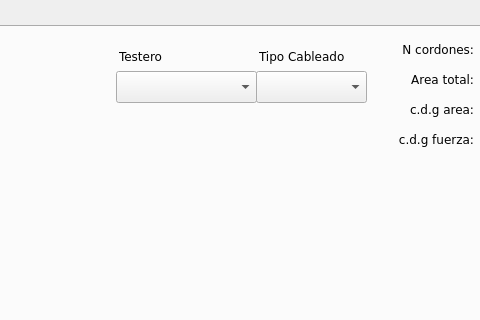
Old version of the form ui_files/herramienta_trapecios_v8.ui in the repository Sady-Guzman/herramienta_practica; both pictures show x 513 to 993 and y 0 to 320 of the 1125 by 680 pixel window.
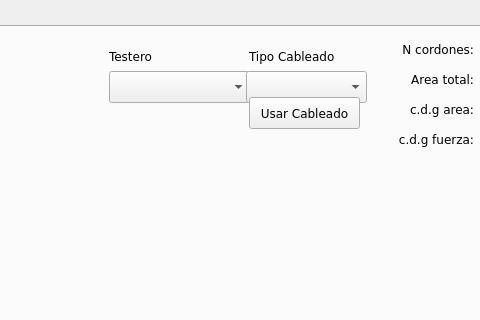
New version of the form.

Commit message: funciona carga de tios cableado segun pieza cargada

What changed in the file:
```diff
--- a/ui_files/herramienta_trapecios_v8.ui
+++ b/ui_files/herramienta_trapecios_v8.ui
@@ -682,7 +682,7 @@
     <widget class="QLabel" name="tab2_label_testero">
      <property name="geometry">
       <rect>
-       <x>620</x>
+       <x>610</x>
        <y>20</y>
        <width>113</width>
        <height>18</height>
@@ -695,7 +695,7 @@
     <widget class="QComboBox" name="tab2_combo_testero">
      <property name="geometry">
       <rect>
-       <x>617</x>
+       <x>610</x>
        <y>44</y>
        <width>141</width>
        <height>32</height>
@@ -705,9 +705,9 @@
     <widget class="QComboBox" name="tab2_combo_preset">
      <property name="geometry">
       <rect>
-       <x>757</x>
+       <x>747</x>
        <y>44</y>
-       <width>111</width>
+       <width>121</width>
        <height>32</height>
       </rect>
      </property>
@@ -715,7 +715,7 @@
     <widget class="QLabel" name="tab2_label_preset">
      <property name="geometry">
       <rect>
-       <x>760</x>
+       <x>750</x>
        <y>20</y>
        <width>112</width>
        <height>18</height>
@@ -725,6 +725,19 @@
       <string>Tipo Cableado</string>
      </property>
     </widget>
+    <widget class="QPushButton" name="tab2_btn_aplicar_preset">
+     <property name="geometry">
+      <rect>
+       <x>750</x>
+       <y>70</y>
+       <width>111</width>
+       <height>32</height>
+      </rect>
+     </property>
+     <property name="text">
+      <string>Usar Cableado</string>
+     </property>
+    </widget>
    </widget>
   </widget>
  </widget>
```
The commit also changes 7 other files.
